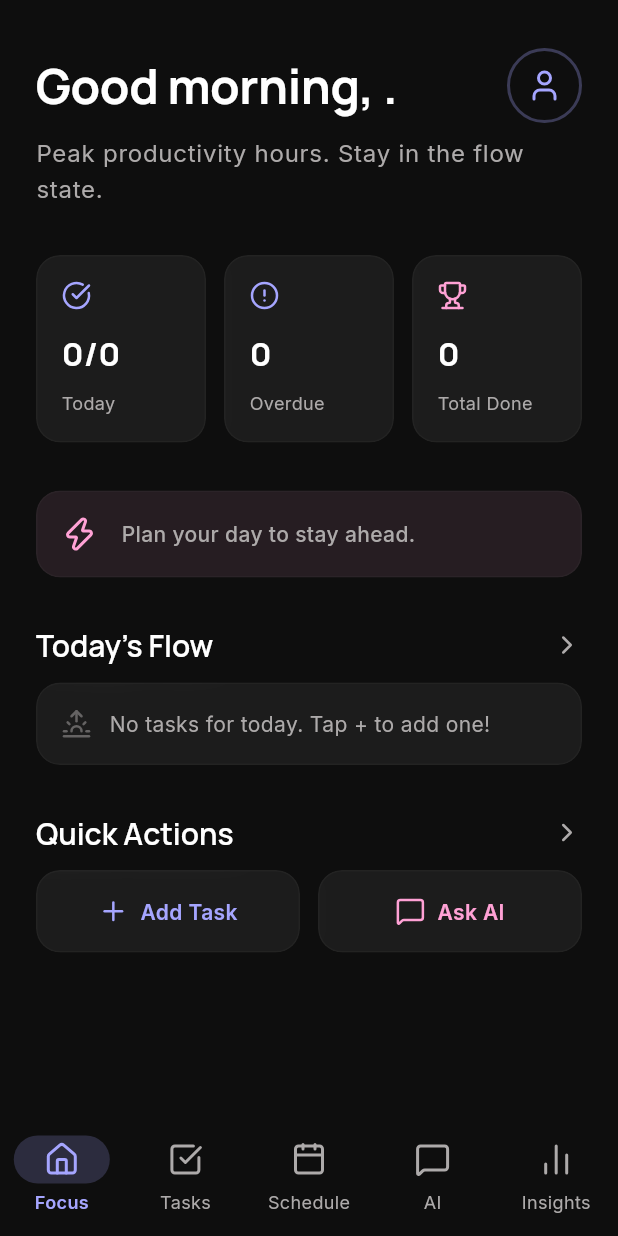
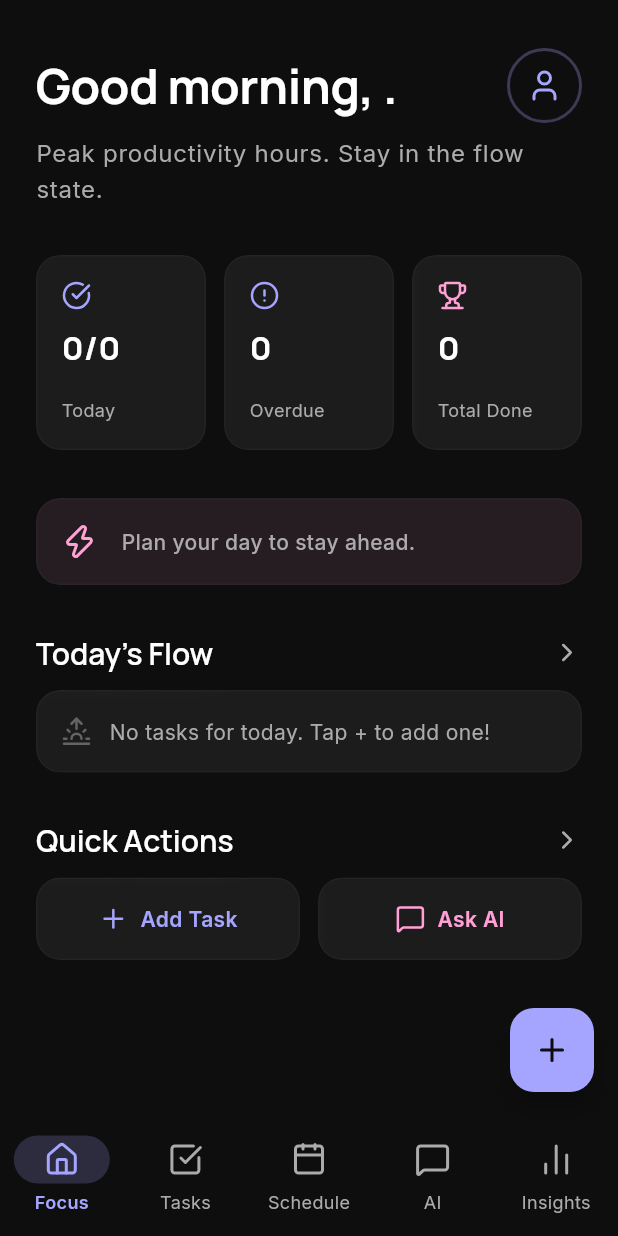
Before and after one commit to balajidot/AI-productivity-app, a Flutter app: the screen it shows once a user with an empty profile is signed in, on a phone screen of 412 x 824 dp. Run offline on Flutter 3.47's test engine with Material 3 defaults, Android fonts, the phone set to English and light mode, and no system bars; drawn by our look-alikes of flutter_animate; our stand-ins replace cloud_firestore, firebase_auth, firebase_core, fl_chart, flutter_local_notifications, flutter_riverpod and 8 more; accounts and stored records are empty.

Commit message:
Backup before major refactoring and code cleanup

```diff
--- a/lib/models/app_models.dart
+++ b/lib/models/app_models.dart
@@ -45,9 +45,9 @@ class Task {
       description: map['description']?.toString(),
       date: map['date'] != null ? DateTime.tryParse(map['date'].toString()) ?? DateTime.now() : DateTime.now(),
       time: map['time']?.toString(),
-      priority: TaskPriority.values[(map['priority'] as int? ?? 1).clamp(0, 2)],
+      priority: TaskPriority.values[((map['priority'] as num?)?.toInt() ?? 1).clamp(0, 2)],
       category: map['category']?.toString() ?? 'Inbox',
-      status: TaskStatus.values[(map['status'] as int? ?? 0).clamp(0, 2)],
+      status: TaskStatus.values[((map['status'] as num?)?.toInt() ?? 0).clamp(0, 2)],
       recurrence: map['recurrence']?.toString(),
     );
   }
@@ -136,7 +136,7 @@ class Habit {
       id: map['id']?.toString() ?? '',
       name: map['name']?.toString() ?? 'New Habit',
       icon: map['icon']?.toString() ?? 'star',
-      streak: map['streak'] as int? ?? 0,
+      streak: (map['streak'] as num?)?.toInt() ?? 0,
       completedDates: dates,
     );
   }
--- a/lib/screens/home_screen.dart
+++ b/lib/screens/home_screen.dart
@@ -116,7 +116,8 @@ class HomeScreen extends ConsumerWidget {
               const SizedBox(height: 32),
 
               // Stats Cards Row
-              IntrinsicHeight(
+              SizedBox(
+                height: 130, // Increased from 100 to 130 to accommodate larger fonts
                 child: Row(
                   crossAxisAlignment: CrossAxisAlignment.stretch,
                   children: [
@@ -195,14 +196,23 @@ class HomeScreen extends ConsumerWidget {
 
               // Overdue Section
               if (overdueTasks.isNotEmpty) ...[
-                _buildSectionHeader(context, 'Overdue', badgeCount: overdueTasks.length),
+                _buildSectionHeader(
+                  context,
+                  'Overdue',
+                  badgeCount: overdueTasks.length,
+                  onTap: () => ref.read(navigationProvider.notifier).set(1),
+                ),
                 const SizedBox(height: 12),
                 ...overdueTasks.map((task) => _buildTaskItem(context, ref, task, isOverdue: true)),
                 const SizedBox(height: 24),
               ],
 
               // Today's Tasks
-              _buildSectionHeader(context, "Today's Flow"),
+              _buildSectionHeader(
+                context,
+                "Today's Flow",
+                onTap: () => ref.read(navigationProvider.notifier).set(1),
+              ),
               const SizedBox(height: 12),
               if (todayTasks.isEmpty)
                 GlassContainer(
@@ -210,25 +220,22 @@ class HomeScreen extends ConsumerWidget {
                     children: [
                       Icon(LucideIcons.sunrise, color: AppColors.onSurfaceVariant.withValues(alpha: 0.5), size: 20),
                       const SizedBox(width: 12),
-                      Text(
+                      Expanded(
+                        child: Text(
                           'No tasks for today. Tap + to add one!',
                           style: GoogleFonts.inter(
                             color: AppColors.onSurfaceVariant,
                             fontSize: 14,
                           ),
                         ),
+                      ),
                     ],
                   ),
                 )
               else
-                ...todayTasks.asMap().entries.map((entry) {
-                  final index = entry.key;
-                  final task = entry.value;
-                  return _buildTaskItem(context, ref, task)
-                    .animate()
-                    .fadeIn(delay: (400 + (index * 50)).ms, duration: 400.ms)
-                    .slideX(begin: 0.1, curve: Curves.easeOutCubic);
-                }),
+                Column(
+                  children: todayTasks.map((task) => _buildTaskItem(context, ref, task)).toList(),
+                ).animate().fadeIn(duration: 500.ms).slideY(begin: 0.05),
 
               const SizedBox(height: 32),
 
@@ -244,7 +251,7 @@ class HomeScreen extends ConsumerWidget {
                       'Add Task',
                       AppColors.primary,
                       () {
-                        // Navigate to tasks tab
+                        ref.read(navigationProvider.notifier).set(1);
                       },
                     ),
                   ),
@@ -256,7 +263,7 @@ class HomeScreen extends ConsumerWidget {
                       'Ask AI',
                       AppColors.tertiary,
                       () {
-                        // Navigate to AI tab
+                        ref.read(navigationProvider.notifier).set(3);
                       },
                     ),
                   ),
@@ -274,14 +281,17 @@ class HomeScreen extends ConsumerWidget {
       padding: const EdgeInsets.all(16),
       child: Column(
         crossAxisAlignment: CrossAxisAlignment.start,
-        mainAxisAlignment: MainAxisAlignment.spaceBetween, // Distribute top and bottom
+        mainAxisAlignment: MainAxisAlignment.spaceBetween,
         children: [
-          Column(
+          Expanded(
+            child: Column(
               crossAxisAlignment: CrossAxisAlignment.start,
               children: [
                 Icon(icon, color: color, size: 20),
-              const SizedBox(height: 12),
-              Text(
+                const SizedBox(height: 8),
+                FittedBox(
+                  fit: BoxFit.scaleDown,
+                  child: Text(
                     value,
                     style: GoogleFonts.manrope(
                       fontSize: 22,
@@ -289,11 +299,15 @@ class HomeScreen extends ConsumerWidget {
                       color: AppColors.onSurface,
                     ),
                   ),
+                ),
               ],
             ),
-          const SizedBox(height: 8),
+          ),
+          const SizedBox(height: 4),
           Text(
             label,
+            maxLines: 1,
+            overflow: TextOverflow.ellipsis,
             style: GoogleFonts.inter(
               fontSize: 12,
               color: AppColors.onSurfaceVariant,
@@ -304,8 +318,10 @@ class HomeScreen extends ConsumerWidget {
     );
   }
 
-  Widget _buildSectionHeader(BuildContext context, String title, {int? badgeCount}) {
-    return Row(
+  Widget _buildSectionHeader(BuildContext context, String title, {int? badgeCount, VoidCallback? onTap}) {
+    return GestureDetector(
+      onTap: onTap,
+      child: Row(
         mainAxisAlignment: MainAxisAlignment.spaceBetween,
         children: [
           Row(
@@ -336,6 +352,7 @@ class HomeScreen extends ConsumerWidget {
           ),
           Icon(LucideIcons.chevronRight, color: AppColors.onSurfaceVariant, size: 20),
         ],
+      ),
     );
   }
 
--- a/lib/screens/login_screen.dart
+++ b/lib/screens/login_screen.dart
@@ -1,4 +1,3 @@
-import 'dart:io';
 import 'package:flutter/material.dart';
 import 'package:flutter_riverpod/flutter_riverpod.dart';
 import 'package:flutter_animate/flutter_animate.dart';
@@ -88,9 +87,8 @@ class _LoginScreenState extends ConsumerState<LoginScreen> {
                             ),
                           ),
                           child: Center(
-                            child: Image.file(
-                              // Using the generated premium logo path
-                              File('C:/Users/acer/.gemini/antigravity/brain/84557f4d-862a-4173-ba0e-05e68b89c66a/google_obsidian_logo_1775731529907.png'),
+                            child: Image.asset(
+                              'assets/images/logo.png',
                               width: 80,
                               height: 80,
                               errorBuilder: (context, error, stackTrace) => const Icon(
--- a/lib/screens/main_navigation.dart
+++ b/lib/screens/main_navigation.dart
@@ -1,4 +1,5 @@
 import 'package:flutter/material.dart';
+import 'package:flutter_riverpod/flutter_riverpod.dart';
 import 'package:lucide_icons/lucide_icons.dart';
 import '../theme/app_colors.dart';
 import '../screens/home_screen.dart';
@@ -6,17 +7,17 @@ import '../screens/tasks_screen.dart';
 import '../screens/calendar_screen.dart';
 import '../screens/ai_assistant_screen.dart';
 import '../screens/insights_screen.dart';
+import '../providers/app_providers.dart';
+import '../widgets/quick_add_task_sheet.dart';
 
-class MainNavigation extends StatefulWidget {
+class MainNavigation extends ConsumerStatefulWidget {
   const MainNavigation({super.key});
 
   @override
-  State<MainNavigation> createState() => _MainNavigationState();
+  ConsumerState<MainNavigation> createState() => _MainNavigationState();
 }
 
-class _MainNavigationState extends State<MainNavigation> {
-  int _selectedIndex = 0;
-
+class _MainNavigationState extends ConsumerState<MainNavigation> {
   final List<Widget> _screens = [
     const HomeScreen(),
     const TasksScreen(),
@@ -25,19 +26,53 @@ class _MainNavigationState extends State<MainNavigation> {
     const InsightsScreen(),
   ];
 
+  void _showAddTaskModal() {
+    showModalBottomSheet(
+      context: context,
+      backgroundColor: Colors.transparent,
+      isScrollControlled: true,
+      builder: (context) => const QuickAddTaskSheet(),
+    );
+  }
+
   @override
   Widget build(BuildContext context) {
+    final selectedIndex = ref.watch(navigationProvider);
+
+    // Deep Bug Check: Add global error listeners
+    ref.listen(tasksStreamProvider, (previous, next) {
+      if (next.hasError) {
+        ScaffoldMessenger.of(context).showSnackBar(
+          SnackBar(
+            content: Text('Sync Error (Tasks): ${next.error}'),
+            behavior: SnackBarBehavior.floating,
+            backgroundColor: AppColors.error,
+          ),
+        );
+      }
+    });
+
+    ref.listen(habitsStreamProvider, (previous, next) {
+      if (next.hasError) {
+        ScaffoldMessenger.of(context).showSnackBar(
+          SnackBar(
+            content: Text('Sync Error (Habits): ${next.error}'),
+            behavior: SnackBarBehavior.floating,
+            backgroundColor: AppColors.error,
+          ),
+        );
+      }
+    });
+
     return Scaffold(
       body: IndexedStack(
-        index: _selectedIndex,
+        index: selectedIndex,
         children: _screens,
       ),
       bottomNavigationBar: NavigationBar(
-        selectedIndex: _selectedIndex,
+        selectedIndex: selectedIndex,
         onDestinationSelected: (index) {
-          setState(() {
-            _selectedIndex = index;
-          });
+          ref.read(navigationProvider.notifier).set(index);
         },
         destinations: const [
           NavigationDestination(
@@ -67,6 +102,13 @@ class _MainNavigationState extends State<MainNavigation> {
           ),
         ],
       ),
+      floatingActionButton: selectedIndex == 3 // Hide on AI Chat tab
+          ? null
+          : FloatingActionButton(
+              onPressed: _showAddTaskModal,
+              backgroundColor: AppColors.primary,
+              child: const Icon(LucideIcons.plus, color: AppColors.background),
+            ),
     );
   }
 }
--- a/pubspec.yaml
+++ b/pubspec.yaml
@@ -79,9 +79,8 @@ flutter:
   uses-material-design: true
 
   # To add assets to your application, add an assets section, like this:
-  # assets:
-  #   - images/a_dot_burr.jpeg
-  #   - images/a_dot_ham.jpeg
+  assets:
+    - assets/images/
 
   # An image asset can refer to one or more resolution-specific "variants", see
   # https://flutter.dev/to/resolution-aware-images
```
Also changed, not shown: lib/providers/app_providers.dart (+10 -0 lines), lib/screens/tasks_screen.dart (+0 -14 lines), lib/services/ai_service.dart (+46 -7 lines), lib/services/firestore_service.dart (+19 -10 lines), lib/services/notification_service.dart (+6 -3 lines), lib/widgets/quick_add_task_sheet.dart (+4 -12 lines), assets/images/logo.png (added). Lines whose indentation alone changed are shown as unchanged.
